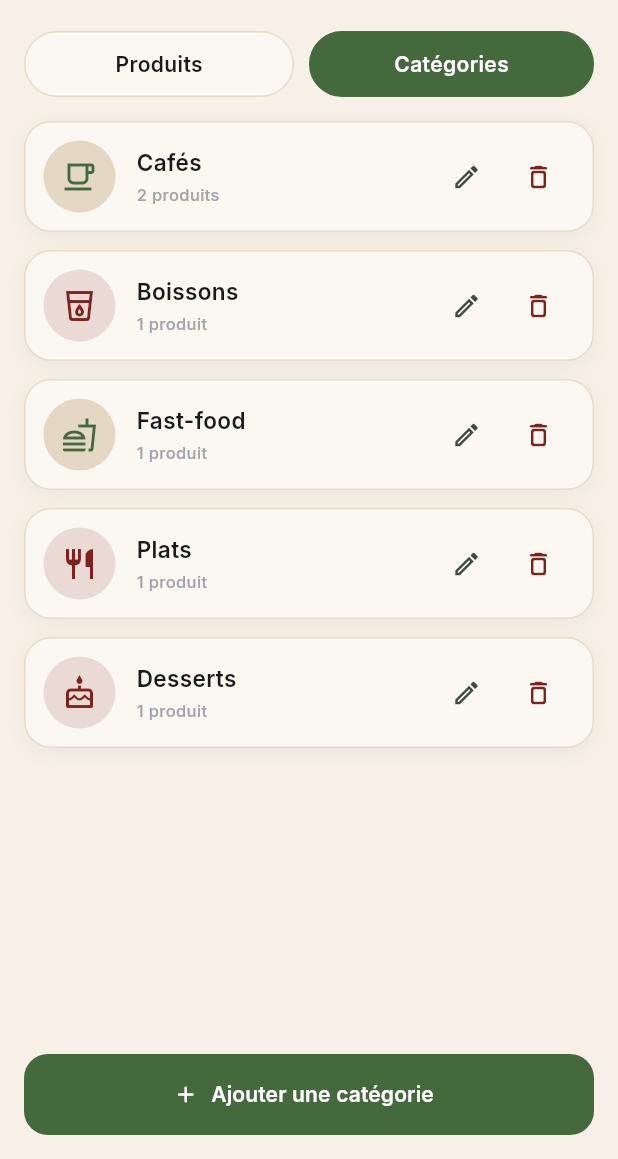
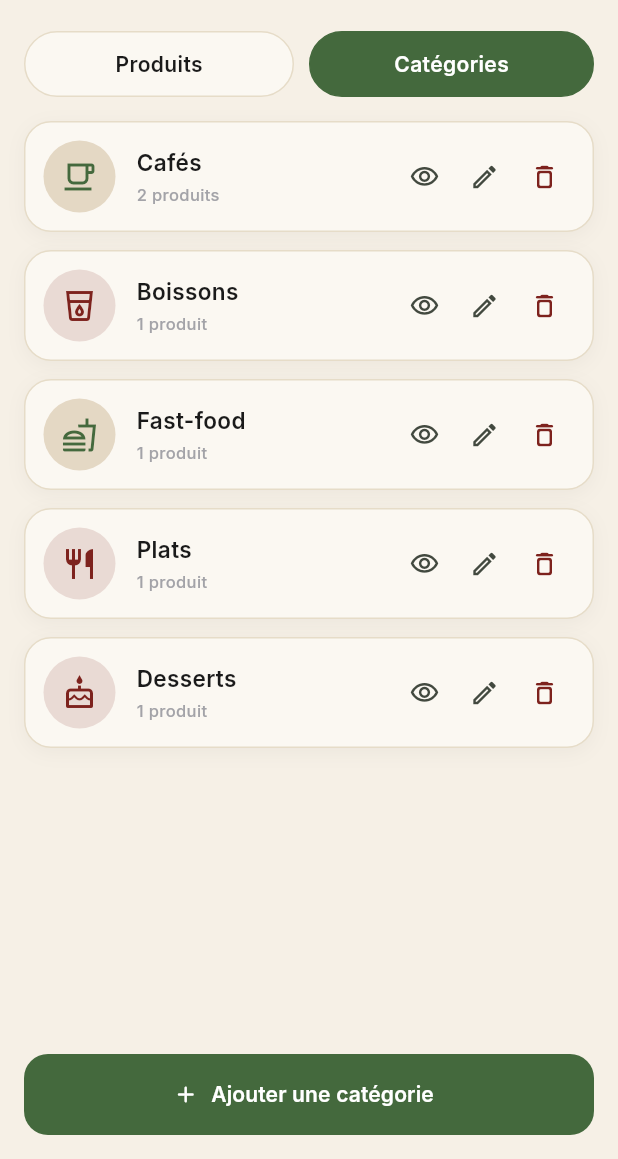
Before and after one commit to tassnim01/coffee-restaurant-App, a Flutter app: the screen it shows after launch, after a tap on "Catégories", on a phone screen of 412 x 824 dp, the part 77-1236 px from its top. Run offline on Flutter 3.47's test engine with Material 3 defaults, Android fonts, the phone set to English and light mode, and no system bars; our stand-ins replace cloud_firestore, firebase_core, google_fonts, image_picker; accounts and stored records are empty; network calls fail.

Commit message:
troisieme commit

```diff
--- a/lib/features/admin/menu/screens/menu_management_screen.dart
+++ b/lib/features/admin/menu/screens/menu_management_screen.dart
@@ -11,6 +11,7 @@ import '../widgets/categories_tab.dart';
 import '../widgets/category_filter_bar.dart';
 import '../widgets/category_form_sheet.dart';
 import '../widgets/menu_search_field.dart';
+import '../widgets/menu_item_details_sheet.dart';
 import '../widgets/segmented_toggle.dart';
 import 'product_form_screen.dart';
 
@@ -58,6 +59,16 @@ class _MenuManagementScreenState extends State<MenuManagementScreen> {
     }
   }
 
+  void _showProductDetails(Product product) {
+    showProductDetailsSheet(
+      context,
+      product: product,
+      categoryName: context.read<MenuProvider>().categoryNameOf(
+            product.categoryId,
+          ),
+    );
+  }
+
   // ---------- Catégories ----------
   Future<void> _openCategoryForm([Category? category]) async {
     final provider = context.read<MenuProvider>();
@@ -74,6 +85,17 @@ class _MenuManagementScreenState extends State<MenuManagementScreen> {
     } catch (_) {
       if (mounted) _showInfo("Erreur lors de l'enregistrement.");
     }
+  }
+
+  void _showCategoryDetails(Category category) {
+    final menu = context.read<MenuProvider>();
+    showCategoryDetailsSheet(
+      context,
+      category: category,
+      products: menu.products
+          .where((product) => product.categoryId == category.id)
+          .toList(),
+    );
   }
 
   Future<void> _confirmDeleteCategory(Category category) async {
@@ -127,6 +149,7 @@ class _MenuManagementScreenState extends State<MenuManagementScreen> {
                     ? _buildProductsTab()
                     : CategoriesTab(
                         onAdd: _openCategoryForm,
+                        onView: _showCategoryDetails,
                         onEdit: _openCategoryForm,
                         onDelete: _confirmDeleteCategory,
                       ),
@@ -223,11 +246,30 @@ class _MenuManagementScreenState extends State<MenuManagementScreen> {
                       categoryName: menu.categoryNameOf(product.categoryId),
                       onAvailabilityChanged: (_) =>
                           menu.toggleAvailability(product.id),
+                      onView: () => _showProductDetails(product),
                       onEdit: () => _openProductForm(product),
                       onDelete: () => _confirmDeleteProduct(product),
                     );
                   },
                 ),
+        ),
+        Padding(
+          padding: const EdgeInsets.only(top: 8, bottom: 16),
+          child: SizedBox(
+            width: double.infinity,
+            height: 54,
+            child: FilledButton.icon(
+              onPressed: _openProductForm,
+              icon: const Icon(Icons.add_rounded, color: Colors.white),
+              label: Text('Ajouter un produit', style: AppTextStyles.button),
+              style: FilledButton.styleFrom(
+                backgroundColor: AppColors.forestGreen,
+                shape: RoundedRectangleBorder(
+                  borderRadius: BorderRadius.circular(16),
+                ),
+              ),
+            ),
+          ),
         ),
       ],
     );
--- a/lib/features/admin/menu/widgets/admin_product_card.dart
+++ b/lib/features/admin/menu/widgets/admin_product_card.dart
@@ -1,15 +1,17 @@
 import 'package:flutter/material.dart';
+
 import '../../../../core/theme/app_colors.dart';
 import '../../../../core/theme/app_text_styles.dart';
 import '../../../../core/widgets/product_image.dart';
 import '../models/product.dart';
 
 /// One product row: image, name, category chip, price,
-/// availability switch, edit and delete actions.
+/// availability switch, and detail/edit/delete actions.
 class AdminProductCard extends StatelessWidget {
   final Product product;
   final String categoryName;
   final ValueChanged<bool> onAvailabilityChanged;
+  final VoidCallback onView;
   final VoidCallback onEdit;
   final VoidCallback onDelete;
 
@@ -18,6 +20,7 @@ class AdminProductCard extends StatelessWidget {
     required this.product,
     required this.categoryName,
     required this.onAvailabilityChanged,
+    required this.onView,
     required this.onEdit,
     required this.onDelete,
   });
@@ -61,8 +64,10 @@ class AdminProductCard extends StatelessWidget {
                   ),
                   const SizedBox(height: 5),
                   Container(
-                    padding:
-                        const EdgeInsets.symmetric(horizontal: 9, vertical: 3),
+                    padding: const EdgeInsets.symmetric(
+                      horizontal: 9,
+                      vertical: 3,
+                    ),
                     decoration: BoxDecoration(
                       color: AppColors.chipBackground,
                       borderRadius: BorderRadius.circular(8),
@@ -93,12 +98,19 @@ class AdminProductCard extends StatelessWidget {
                 mainAxisSize: MainAxisSize.min,
                 children: [
                   _ActionIcon(
+                    icon: Icons.visibility_outlined,
+                    color: AppColors.black,
+                    tooltip: 'Voir',
+                    onTap: onView,
+                  ),
+                  const SizedBox(width: 4),
+                  _ActionIcon(
                     icon: Icons.edit_outlined,
                     color: AppColors.black,
                     tooltip: 'Modifier',
                     onTap: onEdit,
                   ),
-                  const SizedBox(width: 10),
+                  const SizedBox(width: 4),
                   _ActionIcon(
                     icon: Icons.delete_outline_rounded,
                     color: AppColors.burgundy,
--- a/lib/features/admin/menu/widgets/categories_tab.dart
+++ b/lib/features/admin/menu/widgets/categories_tab.dart
@@ -9,12 +9,14 @@ import '../providers/menu_provider.dart';
 /// Onglet "Catégories" : liste, modification, suppression, ajout.
 class CategoriesTab extends StatelessWidget {
   final VoidCallback onAdd;
+  final ValueChanged<Category> onView;
   final ValueChanged<Category> onEdit;
   final ValueChanged<Category> onDelete;
 
   const CategoriesTab({
     super.key,
     required this.onAdd,
+    required this.onView,
     required this.onEdit,
     required this.onDelete,
   });
@@ -46,6 +48,7 @@ class CategoriesTab extends StatelessWidget {
                     return _CategoryCard(
                       category: c,
                       productCount: menu.productCountOf(c.id),
+                      onView: () => onView(c),
                       onEdit: () => onEdit(c),
                       onDelete: () => onDelete(c),
                     );
@@ -78,12 +81,14 @@ class CategoriesTab extends StatelessWidget {
 class _CategoryCard extends StatelessWidget {
   final Category category;
   final int productCount;
+  final VoidCallback onView;
   final VoidCallback onEdit;
   final VoidCallback onDelete;
 
   const _CategoryCard({
     required this.category,
     required this.productCount,
+    required this.onView,
     required this.onEdit,
     required this.onDelete,
   });
@@ -138,13 +143,27 @@ class _CategoryCard extends StatelessWidget {
             ),
           ),
           IconButton(
+            onPressed: onView,
+            tooltip: 'Voir',
+            visualDensity: VisualDensity.compact,
+            constraints: const BoxConstraints(minWidth: 36, minHeight: 36),
+            padding: EdgeInsets.zero,
+            icon: const Icon(Icons.visibility_outlined, size: 20),
+          ),
+          IconButton(
             onPressed: onEdit,
             tooltip: 'Modifier',
+            visualDensity: VisualDensity.compact,
+            constraints: const BoxConstraints(minWidth: 36, minHeight: 36),
+            padding: EdgeInsets.zero,
             icon: const Icon(Icons.edit_outlined, size: 20),
           ),
           IconButton(
             onPressed: onDelete,
             tooltip: 'Supprimer',
+            visualDensity: VisualDensity.compact,
+            constraints: const BoxConstraints(minWidth: 36, minHeight: 36),
+            padding: EdgeInsets.zero,
             icon: const Icon(
               Icons.delete_outline_rounded,
               size: 20,
```
Also changed, not shown: lib/features/admin/menu/widgets/menu_item_details_sheet.dart (added, +205 -0 lines).
